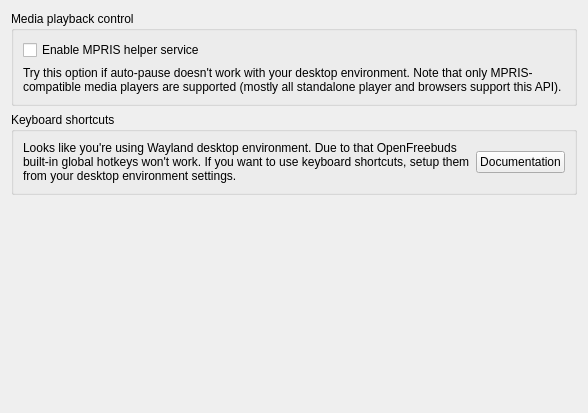
First picture: the form in openfreebuds_qt/designer/linux_extras.ui, repository melianmiko/OpenFreebuds, before the edit.
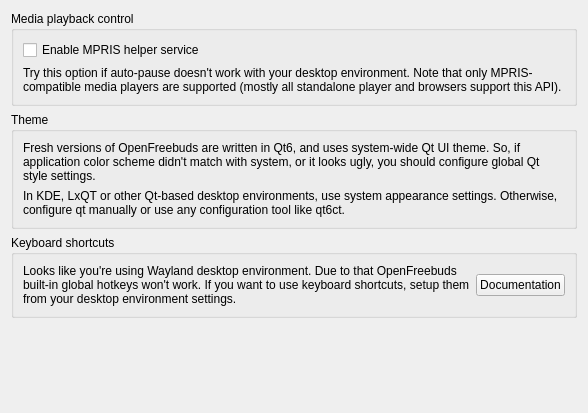
Second picture: the form after the edit.

What changed in the file:
```diff
--- a/openfreebuds_qt/designer/linux_extras.ui
+++ b/openfreebuds_qt/designer/linux_extras.ui
@@ -40,6 +40,35 @@
      </layout>
     </widget>
    </item>
+   <item>
+    <widget class="QGroupBox" name="groupBox_2">
+     <property name="title">
+      <string>Theme</string>
+     </property>
+     <layout class="QVBoxLayout" name="verticalLayout_3">
+      <item>
+       <widget class="QLabel" name="label_3">
+        <property name="text">
+         <string>Fresh versions of OpenFreebuds are written in Qt6, and uses system-wide Qt UI theme. So, if application color scheme didn't match with system, or it looks ugly, you should configure global Qt style settings.</string>
+        </property>
+        <property name="wordWrap">
+         <bool>true</bool>
+        </property>
+       </widget>
+      </item>
+      <item>
+       <widget class="QLabel" name="label_4">
+        <property name="text">
+         <string>In KDE, LxQT or other Qt-based desktop environments, use system appearance settings. Otherwise, configure qt manually or use any configuration tool like qt6ct.</string>
+        </property>
+        <property name="wordWrap">
+         <bool>true</bool>
+        </property>
+       </widget>
+      </item>
+     </layout>
+    </widget>
+   </item>
    <item>
     <widget class="QGroupBox" name="wayland_root">
      <property name="title">
```
Left out of the diff: 17 changed lines with no effect on the pictures.
